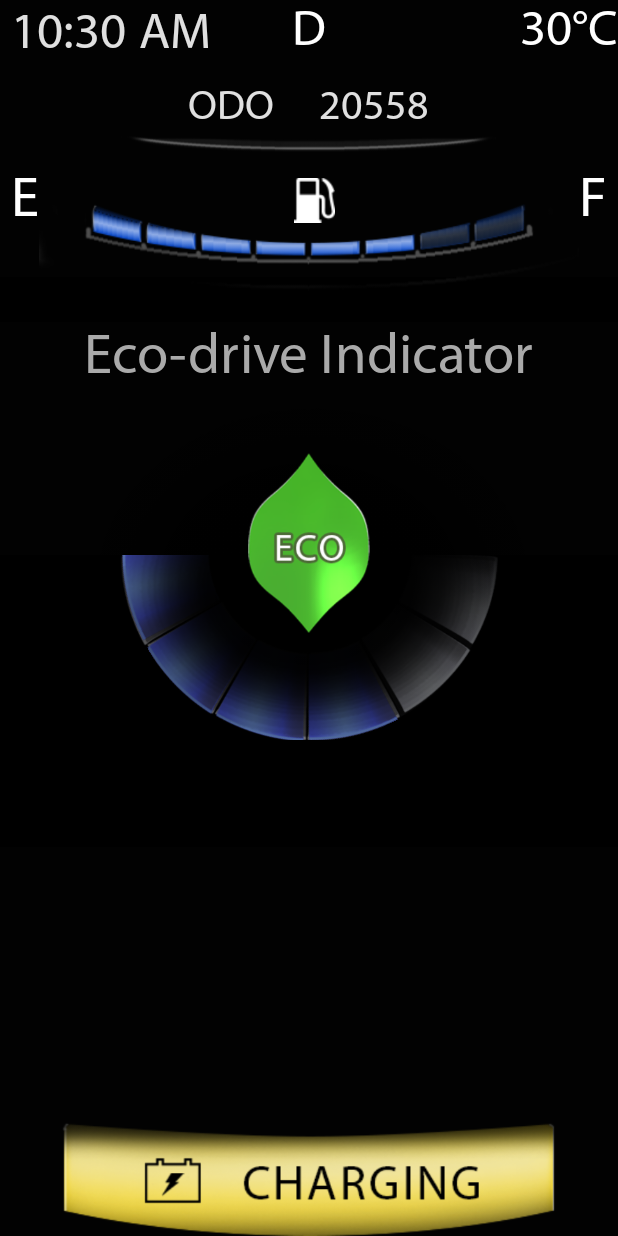
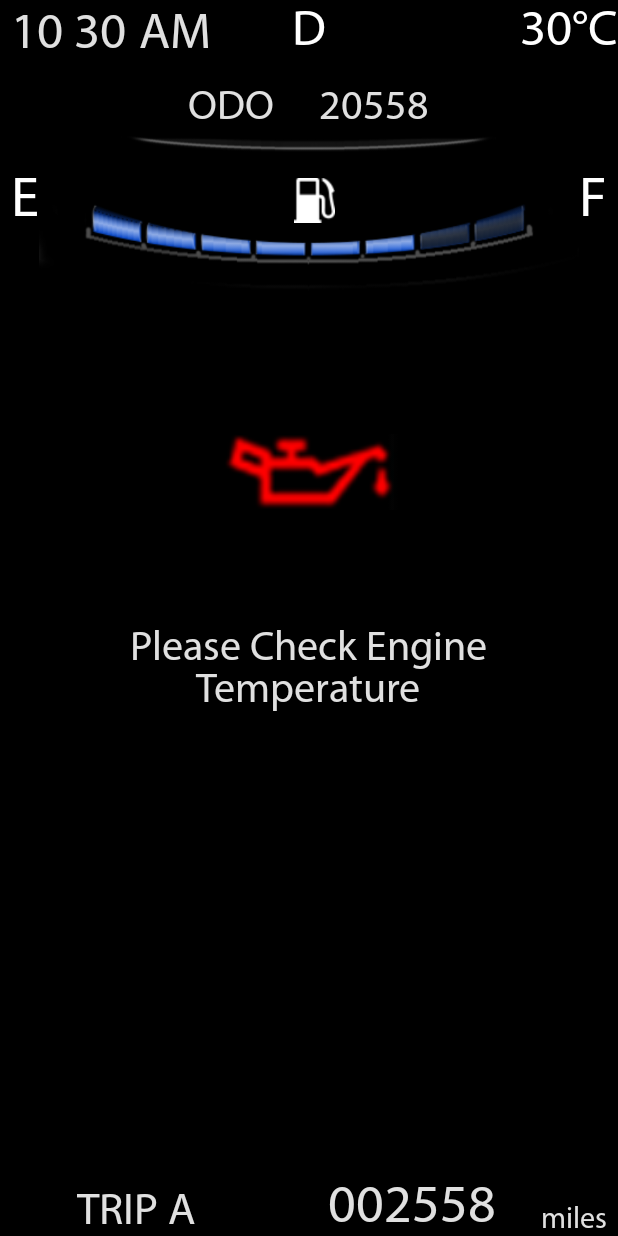
Before and after one commit to Nopakorn/MID-Display, an Android app: the screen it shows after launch (MainActivity), on a phone screen of 412 x 824 dp. Run offline under Robolectric (Android 15) with nearby library versions, the phone set to English and light mode, and no system bars.

Commit message:
update content batt5/opening/warning screen

```diff
--- a/app/src/main/java/com/android/mid/activities/MainActivity.java
+++ b/app/src/main/java/com/android/mid/activities/MainActivity.java
@@ -90,7 +90,7 @@ public class MainActivity extends Activity {
 //        Thread socketServerThread = new Thread(new SocketServerThread());
 //        socketServerThread.start();
         //getFragmentManager().beginTransaction().replace(android.R.id.content, Batt5.newInstance()).commit();
-        screenChange(SCREEN_BATT3);
+        screenChange(SCREEN_WARNING);
     }
     private void screenChange(String screen){
 
--- a/app/src/main/java/com/android/mid/standard/Opening.java
+++ b/app/src/main/java/com/android/mid/standard/Opening.java
@@ -21,6 +21,7 @@ import com.android.mid.R;
  * Created by nachanok.boo on 11/23/2015.
  */
 public class Opening extends Fragment {
+
     private RelativeLayout relativeLayout;
     private ImageView imageView;
     private TextView textView;
--- a/app/src/main/java/com/android/mid/standard/Warning.java
+++ b/app/src/main/java/com/android/mid/standard/Warning.java
@@ -1,6 +1,7 @@
 package com.android.mid.standard;
 
 import android.app.Fragment;
+import android.graphics.Typeface;
 import android.os.Bundle;
 import android.os.Handler;
 import android.view.LayoutInflater;
@@ -26,6 +27,16 @@ public class Warning extends Fragment {
     private TextView odometer;
     private int km = 2557;
     private Handler displayHandler;
+
+    private TextView celText;
+    private TextView tempText;
+    private TextView dText;
+    private TextView eText;
+    private TextView fText;
+    private TextView clockText;
+    private TextView message;
+    private TextView trip_aText;
+    private TextView unitText;
 
     private Runnable runnable = new Runnable() {
         @Override
@@ -73,6 +84,29 @@ public class Warning extends Fragment {
 
         odometer = (TextView) view.findViewById(R.id.odometer);
 
+        //TODO: SET FONT FACE
+        celText = (TextView) view.findViewById(R.id.cel_text);
+        dText = (TextView) view.findViewById(R.id.center_text);
+        eText = (TextView) view.findViewById(R.id.e_text);
+        fText = (TextView) view.findViewById(R.id.f_text);
+        tempText = (TextView) view.findViewById(R.id.temperature);
+        clockText = (TextView) view.findViewById(R.id.text_clock);
+        trip_aText = (TextView) view.findViewById(R.id.trip_a);
+        message = (TextView) view.findViewById(R.id.message);
+        unitText = (TextView) view.findViewById(R.id.unit);
+
+        Typeface custom_font = Typeface.createFromAsset(getActivity().getAssets(), "fonts/MyriadPro-Regular.otf");
+        celText.setTypeface(custom_font);
+        dText.setTypeface(custom_font);
+        eText.setTypeface(custom_font);
+        fText.setTypeface(custom_font);
+        tempText.setTypeface(custom_font);
+        clockText.setTypeface(custom_font);
+        trip_aText.setTypeface(custom_font);
+        odometer.setTypeface(custom_font);
+        message.setTypeface(custom_font);
+        unitText.setTypeface(custom_font);
+
         displayHandler = new Handler();
         displayHandler.post(runnable);
     }
--- a/app/src/main/res/layout/batt5new.xml
+++ b/app/src/main/res/layout/batt5new.xml
@@ -46,7 +46,7 @@
         android:layout_width="wrap_content"
         android:layout_height="wrap_content"
         android:textAppearance="?android:attr/textAppearanceMedium"
-        android:text="30\u2103"
+        android:text="30°C"
         android:id="@+id/cel_text"
         android:layout_alignParentTop="true"
         android:layout_alignParentEnd="true"
@@ -150,8 +150,8 @@
         android:id="@+id/dot_blink2"
         android:layout_width="7dp"
         android:layout_height="25dp"
-        android:layout_marginLeft="45dp"
-        android:layout_marginTop="15dp"
+        android:layout_marginLeft="42dp"
+        android:layout_marginTop="10dp"
         android:background="#000000"
         android:visibility="invisible" />
 
--- a/app/src/main/res/layout/eco_bar.xml
+++ b/app/src/main/res/layout/eco_bar.xml
@@ -148,8 +148,8 @@
         android:id="@+id/dot_blink2"
         android:layout_width="7dp"
         android:layout_height="25dp"
-        android:layout_marginLeft="45dp"
-        android:layout_marginTop="15dp"
+        android:layout_marginLeft="42dp"
+        android:layout_marginTop="10dp"
         android:background="#000000"
         android:visibility="invisible" />
 
--- a/app/src/main/res/layout/warning.xml
+++ b/app/src/main/res/layout/warning.xml
@@ -46,7 +46,7 @@
         android:layout_width="wrap_content"
         android:layout_height="wrap_content"
         android:textAppearance="?android:attr/textAppearanceMedium"
-        android:text="30\u2103"
+        android:text="30°C"
         android:id="@+id/cel_text"
         android:layout_alignParentTop="true"
         android:layout_alignParentEnd="true"
@@ -58,7 +58,7 @@
         android:layout_width="wrap_content"
         android:layout_height="wrap_content"
         android:textAppearance="?android:attr/textAppearanceSmall"
-        android:text="C"
+        android:text="D"
         android:id="@+id/center_text"
         android:textColor="#ffffff"
         android:textSize="34dp"
@@ -125,20 +125,9 @@
         android:text="Please Check Engine\nTemperature"
         android:textAlignment="center"
         android:textColor="#E0E0E0"
-        android:textSize="28.0sp"
+        android:textSize="28dp"
         android:layout_below="@+id/icon_warning"
         android:layout_centerHorizontal="true" />
-
-    <TextView
-        android:id="@+id/trip_a"
-        android:layout_width="wrap_content"
-        android:layout_height="wrap_content"
-        android:layout_marginLeft="25dp"
-        android:text="TRIP A"
-        android:textColor="#E0E0E0"
-        android:textSize="28.0sp"
-        android:layout_alignBottom="@+id/odometer"
-        android:layout_toStartOf="@+id/odometer" />
 
     <TextView
         android:id="@+id/odometer"
@@ -147,9 +136,9 @@
         android:layout_marginLeft="30dp"
         android:text="002558"
         android:textColor="#E0E0E0"
-        android:textSize="36.0sp"
+        android:textSize="36dp"
         android:layout_alignParentBottom="true"
-        android:layout_alignEnd="@+id/temperature" />
+        android:layout_toStartOf="@+id/unit" />
 
     <TextView
         android:id="@+id/unit"
@@ -158,9 +147,22 @@
         android:layout_marginLeft="30dp"
         android:text="miles"
         android:textColor="#E0E0E0"
-        android:textSize="20.0sp"
+        android:textSize="20dp"
         android:layout_alignBottom="@+id/odometer"
         android:layout_alignEnd="@+id/f_text" />
+
+
+    <TextView
+        android:id="@+id/trip_a"
+        android:layout_width="100dp"
+        android:layout_height="wrap_content"
+        android:layout_marginLeft="25dp"
+        android:text="TRIP A"
+        android:textColor="#E0E0E0"
+        android:textSize="30dp"
+        android:layout_alignParentBottom="true"
+        android:layout_alignStart="@+id/fuel_line"
+        android:layout_toStartOf="@+id/fuel_logo" />
 
     <TextClock
         android:id="@+id/text_clock"
@@ -175,23 +177,24 @@
         android:layout_alignBottom="@+id/center_text"
         android:format24Hour="HH:mm"/>
 
-
     <TextView
         android:id="@+id/dot_blink2"
         android:layout_width="7dp"
         android:layout_height="25dp"
-        android:layout_marginLeft="45dp"
-        android:layout_marginTop="15dp"
+        android:layout_marginLeft="42dp"
+        android:layout_marginTop="10dp"
         android:background="#000000"
         android:visibility="invisible" />
+
 
     <TextView
         android:id="@+id/dot_blink1"
         android:layout_width="5dp"
         android:layout_height="25dp"
-        android:layout_marginLeft="52dp"
+        android:layout_marginLeft="43dp"
         android:layout_marginTop="12dp"
         android:background="#000000"
-        android:visibility="invisible" />
+        android:visibility="invisible"
+        android:autoText="false" />
 
 </RelativeLayout>
```
Also changed, not shown: app/src/main/java/com/android/mid/standard/Batt5New.java (+24 -0 lines).
